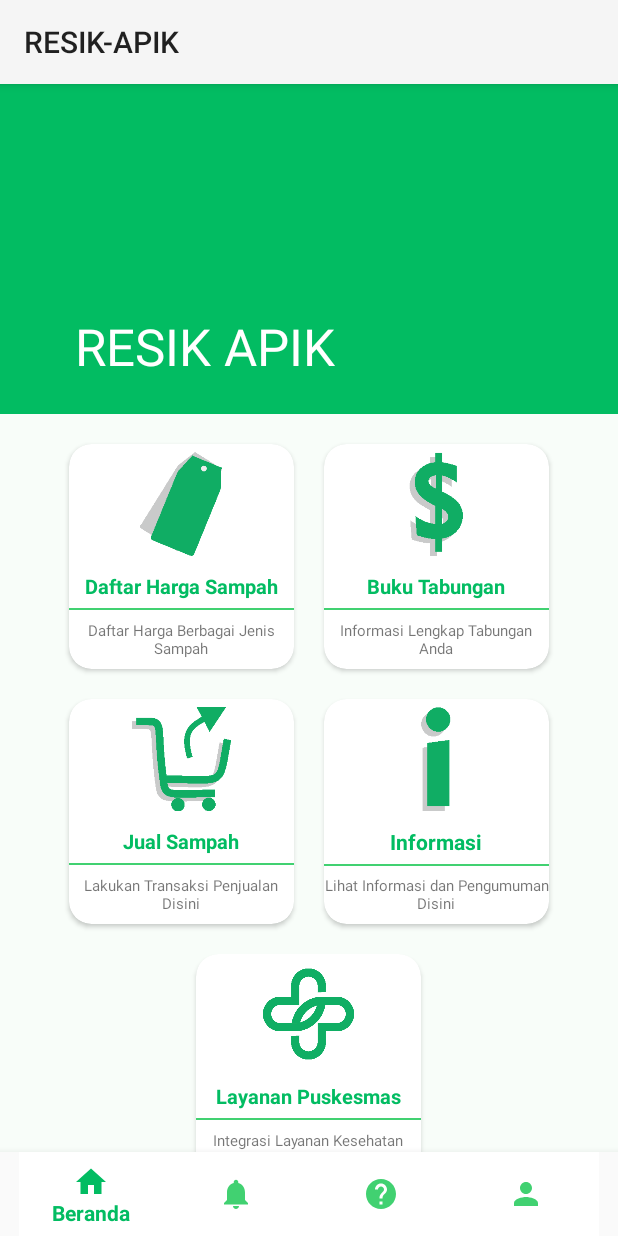
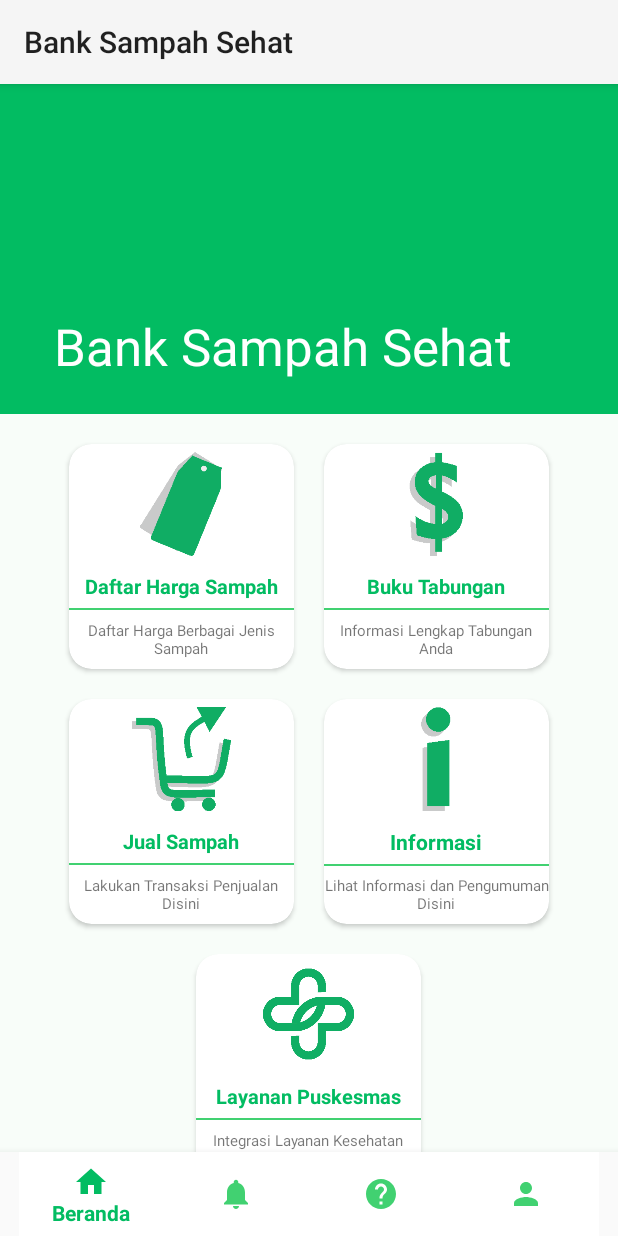
Before and after one commit to dinok97/Ewaste, an Android app: the screen it shows after launch once a user with an empty profile is signed in (HomeActivity), on a phone screen of 412 x 824 dp. Run offline under Robolectric (Android 15) with nearby library versions, the phone set to English and light mode, and no system bars; our stand-ins replace Firebase (no records; nobody signed in at launch, a user with empty details on screens opened directly).

Commit message:
change app name

```diff
--- a/app/src/main/res/layout/fragment_home.xml
+++ b/app/src/main/res/layout/fragment_home.xml
@@ -19,9 +19,9 @@
             android:layout_height="match_parent"
             app:layout_scrollFlags="exitUntilCollapsed|scroll"
             app:contentScrim="?attr/colorPrimaryDark"
-            app:title="RESIK APIK"
-            app:expandedTitleMarginStart="50dp"
-            app:expandedTitleMarginEnd="66dp"
+            app:title="Bank Sampah Sehat"
+            app:expandedTitleMarginStart="36dp"
+            app:expandedTitleMarginEnd="36dp"
             android:background="@color/colorPrimaryDark">
             <android.support.v7.widget.Toolbar
                 android:layout_width="match_parent"
--- a/app/src/main/res/values/strings.xml
+++ b/app/src/main/res/values/strings.xml
@@ -1,16 +1,16 @@
 <resources>
-    <string name="app_name">RESIK-APIK</string>
+    <string name="app_name">Bank Sampah Sehat</string>
     <string name="harga">Daftar Harga</string>
     <string name="saldo">Saldo</string>
     <string name="jual">Jual</string>
     <string name="informasi">Informasi</string>
     <string name="nomortlp">0857-6363-1010</string>
     <string name="alamat"><a href="https://www.google.com/maps/place/Fakultas+Ilmu+Komputer+Universitas+Brawijaya/@-7.9530522,112.6141954,18.25z/data=!4m5!3m4!1s0x2e78827928958613:0xd600c9c3727a93aa!8m2!3d-7.9536916!4d112.6146732">Universitas Brawijaya</a></string>
-    <string name="instagram"><a href="http://www.instagram.com">"@"resikapikid</a></string>
-    <string name="facebook"><a href="http://www.facebook.com">Resik-Apik Indonesia</a></string>
-    <string name="web"><a href="http://www.google.com">resikapik.co.id</a></string>
-    <string name="tentangkami">RESIK-APIK adalah sebuah aplikasi yang membantu Anda dalam bertransaksi sampah anorganik</string>
-    <string name="pengertian">RESIK-APIK adalah aplikasi android yang memudahkan Anda dalam menjual sampah</string>
+    <string name="instagram"><a href="http://www.instagram.com">"@"banksampahsehatid</a></string>
+    <string name="facebook"><a href="http://www.facebook.com">Bank Sampah Sehat Indonesia</a></string>
+    <string name="web"><a href="http://www.google.com">banksampahsehat.co.id</a></string>
+    <string name="tentangkami">Bank Sampah Sehat adalah sebuah aplikasi yang membantu Anda dalam bertransaksi sampah anorganik</string>
+    <string name="pengertian">Bank Sampah Sehat adalah aplikasi android yang memudahkan Anda dalam menjual sampah</string>
     <string name="title_activity_maps">Map</string>
     <string name="title_home">Beranda</string>
     <string name="title_help">Bantuan</string>
@@ -147,7 +147,7 @@ Tinggal bagaimana program bagus ini dilanjutkan agar semakin meningkat dan unit/
     <string name="keluhan_penyakit">Keluhan Penyakit</string>
     <string name="tarif_layanan">Tarif Layanan</string>
     <string name="exp_puskesmas">Integrasi Layanan Kesehatan Puskesmas</string>
-    <string name="aplikasi_resik_apik">Aplikasi Resik Apik</string>
+    <string name="aplikasi_resik_apik">Aplikasi Bank Sampah Sehat</string>
     <string-array name="waste_type_array">
         <item>Semua</item>
         <item>Plastik</item>
```
